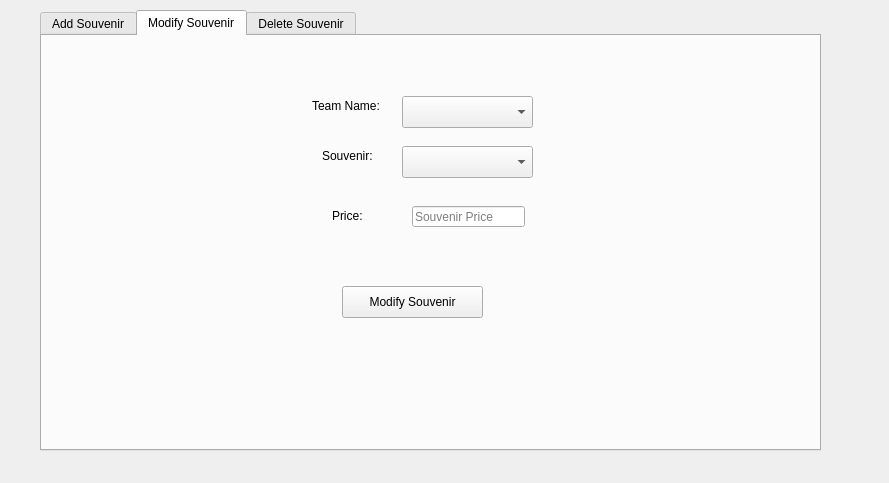
The window that BaseballProject2/modifysouvenirs.ui (tholm1/CS1D-Project-2-Baseball) describes before a commit, drawn with Qt 5.
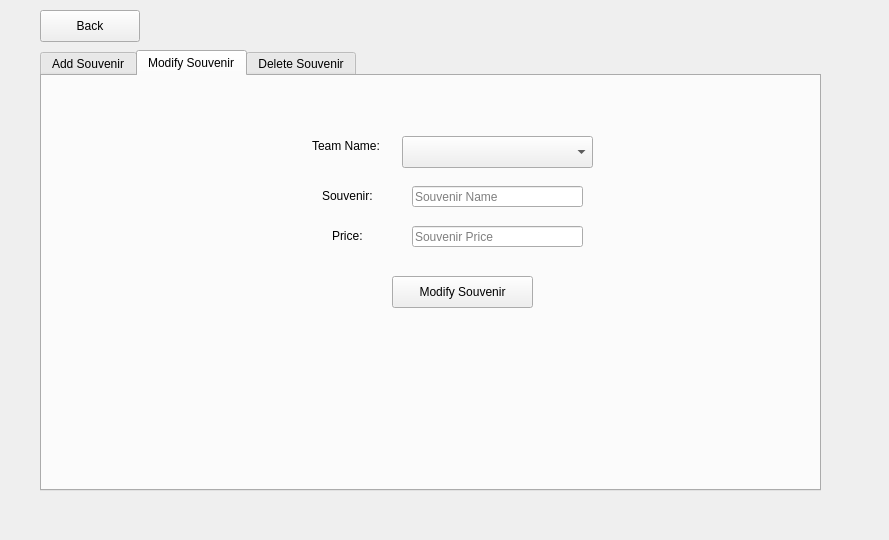
The same window after the commit. The open tabs and pages were chosen to show the change.

What changed in the file:
```diff
--- a/BaseballProject2/modifysouvenirs.ui
+++ b/BaseballProject2/modifysouvenirs.ui
@@ -7,7 +7,7 @@
     <x>0</x>
     <y>0</y>
     <width>889</width>
-    <height>483</height>
+    <height>540</height>
    </rect>
   </property>
   <property name="windowTitle">
@@ -17,7 +17,7 @@
    <property name="geometry">
     <rect>
      <x>40</x>
-     <y>10</y>
+     <y>50</y>
      <width>781</width>
      <height>441</height>
     </rect>
@@ -125,8 +125,8 @@
     <widget class="QPushButton" name="modifySouvenirButton">
      <property name="geometry">
       <rect>
-       <x>300</x>
-       <y>250</y>
+       <x>350</x>
+       <y>200</y>
        <width>141</width>
        <height>32</height>
       </rect>
@@ -139,8 +139,8 @@
      <property name="geometry">
       <rect>
        <x>370</x>
-       <y>170</y>
-       <width>113</width>
+       <y>150</y>
+       <width>171</width>
        <height>21</height>
       </rect>
      </property>
@@ -152,7 +152,7 @@
      <property name="geometry">
       <rect>
        <x>290</x>
-       <y>170</y>
+       <y>150</y>
        <width>41</width>
        <height>20</height>
       </rect>
@@ -166,17 +166,7 @@
       <rect>
        <x>360</x>
        <y>60</y>
-       <width>131</width>
-       <height>32</height>
-      </rect>
-     </property>
-    </widget>
-    <widget class="QComboBox" name="comboBox_4">
-     <property name="geometry">
-      <rect>
-       <x>360</x>
-       <y>110</y>
-       <width>131</width>
+       <width>191</width>
        <height>32</height>
       </rect>
      </property>
@@ -207,6 +197,19 @@
       <string>Souvenir:</string>
      </property>
     </widget>
+    <widget class="QLineEdit" name="souv2_lineEdit">
+     <property name="geometry">
+      <rect>
+       <x>370</x>
+       <y>110</y>
+       <width>171</width>
+       <height>21</height>
+      </rect>
+     </property>
+     <property name="placeholderText">
+      <string>Souvenir Name</string>
+     </property>
+    </widget>
    </widget>
    <widget class="QWidget" name="tab_2">
     <attribute name="title">
@@ -271,6 +274,19 @@
     </widget>
    </widget>
   </widget>
+  <widget class="QPushButton" name="backButton">
+   <property name="geometry">
+    <rect>
+     <x>40</x>
+     <y>10</y>
+     <width>100</width>
+     <height>32</height>
+    </rect>
+   </property>
+   <property name="text">
+    <string>Back</string>
+   </property>
+  </widget>
  </widget>
  <resources/>
  <connections/>
```
Left out of the diff: 22 changed lines with no effect on the pictures.
